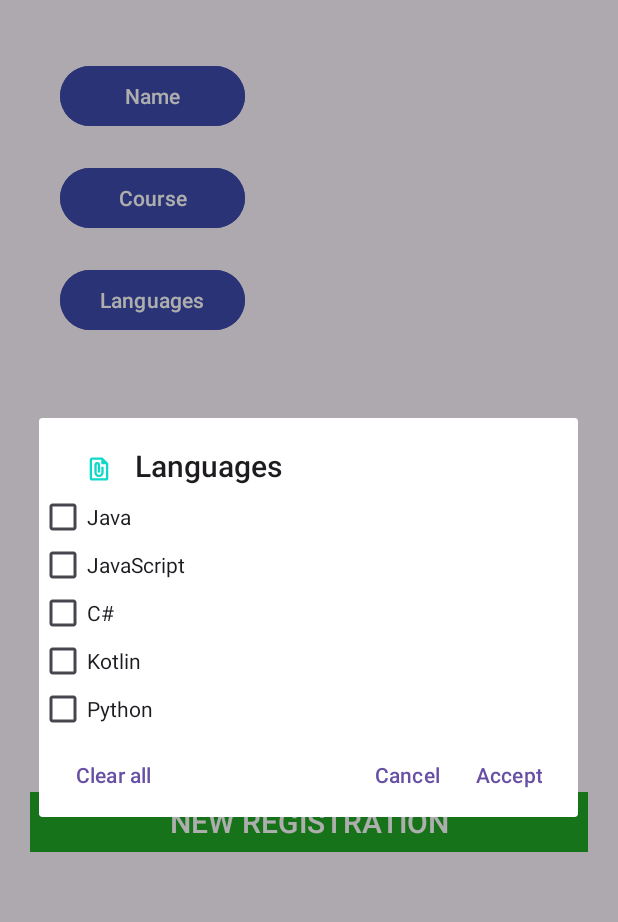
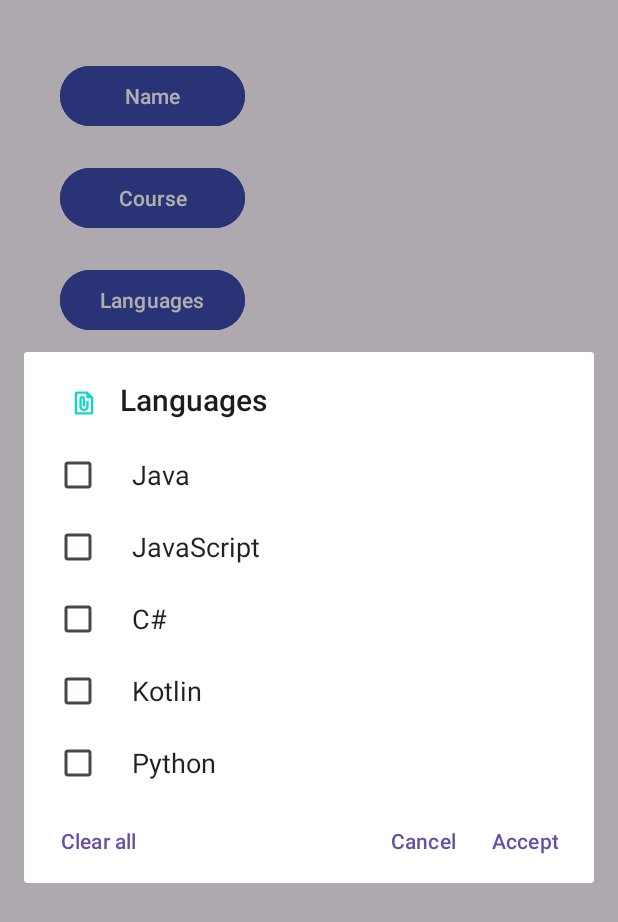
Before and after one commit to JaimeAmuedoJAH/Ficha_personal, an Android app: the screen it shows after launch (MainActivity), after a tap on "Languages", on a phone screen of 412 x 824 dp. Shown: the top 922 px of the screen. Run offline under Robolectric (Android 15) with nearby library versions, the phone set to English and light mode, and no system bars.

Commit message:
Update. Save data when change layout (portrait to landscape).

```diff
--- a/app/src/main/java/com/jah/ficha_personal/MainActivity.java
+++ b/app/src/main/java/com/jah/ficha_personal/MainActivity.java
@@ -15,6 +15,7 @@ import androidx.appcompat.app.AlertDialog;
 import androidx.appcompat.app.AppCompatActivity;
 
 import java.util.ArrayList;
+import java.util.Arrays;
 import java.util.List;
 
 public class MainActivity extends AppCompatActivity {
@@ -22,6 +23,16 @@ public class MainActivity extends AppCompatActivity {
     Button btnNewReg, btnName, btnCourse, btnLanguages;
     TextView lblName, lblCourse, lblLanguages;
     AlertDialog.Builder dialog;
+    String java;
+    String javaScript;
+    String cSharp;
+    String kotlin;
+    String python;
+
+    String[] listItems;
+    boolean[] checkedItems;
+    String[] listCourse;
+    int[] checked;
 
 
     @Override
@@ -38,61 +49,81 @@ public class MainActivity extends AppCompatActivity {
         lblCourse = findViewById(R.id.lblCourse);
         lblLanguages = findViewById(R.id.lblLanguages);
 
+        java = getString(R.string.btnLanguageDialogcb1);
+        javaScript = getString(R.string.btnLanguageDialogcb2);
+        cSharp = getString(R.string.btnLanguageDialogcb3);
+        kotlin = getString(R.string.btnLanguageDialogcb4);
+        python = getString(R.string.btnLanguageDialogcb5);
+        listItems = new String[] {java, javaScript, cSharp, kotlin, python};
+        checkedItems = new boolean[listItems.length];
+
+        String DAM = getString(R.string.btnCourseDialogButtons1);
+        String DAW = getString(R.string.btnCourseDialogButtons2);
+        String ASIR = getString(R.string.btnCourseDialogButtons3);
+        listCourse = new String[]{DAM, DAW, ASIR};
+        checked = new int[]{-1};
+
         btnNewReg.setOnClickListener(view -> createDialogReg());
         btnName.setOnClickListener(view -> createDialogName());
         btnCourse.setOnClickListener(view -> createDialogCourse());
         btnLanguages.setOnClickListener(view -> createDialogLanguages());
 
+        if (savedInstanceState != null) {
+            String name = savedInstanceState.getString(getString(R.string.btnName));
+            String course = savedInstanceState.getString(getString(R.string.btnCourse));
+            String languages = savedInstanceState.getString(getString(R.string.btnLanguage));
+
+            lblName.setText(name);
+            lblCourse.setText(course);
+            lblLanguages.setText(languages);
+            checkedItems = savedInstanceState.getBooleanArray("checkedItems");
+            listCourse = savedInstanceState.getStringArray("listCourse");
+            checked = savedInstanceState.getIntArray("checked");
+        }
+
+    }
+    @Override
+    protected void onSaveInstanceState(Bundle outState) {
+        super.onSaveInstanceState(outState);
+
+        outState.putString(getString(R.string.btnName), lblName.getText().toString());
+        outState.putString(getString(R.string.btnCourse), lblCourse.getText().toString());
+        outState.putString(getString(R.string.btnLanguage), lblLanguages.getText().toString());
+
+        outState.putBooleanArray("checkedItems", checkedItems);
+        outState.putStringArray("listCourse", listCourse);
+        outState.putIntArray("checked", checked);
     }
 
     private void createDialogLanguages() {
-        LinearLayout layout = new LinearLayout(this);
-        layout.setOrientation(LinearLayout.VERTICAL);
 
-        CheckBox cbJava = new CheckBox(this);
-        cbJava.setText(R.string.btnLanguageDialogcb1);
-        CheckBox cbJS = new CheckBox(this);
-        cbJS.setText(R.string.btnLanguageDialogcb2);
-        CheckBox cbCSharp = new CheckBox(this);
-        cbCSharp.setText(R.string.btnLanguageDialogcb3);
-        CheckBox cbKotlin = new CheckBox(this);
-        cbKotlin.setText(R.string.btnLanguageDialogcb4);
-        CheckBox cbPhyton = new CheckBox(this);
-        cbPhyton.setText(R.string.btnLanguageDialogcb5);
-
-
-        layout.addView(cbJava);
-        layout.addView(cbJS);
-        layout.addView(cbCSharp);
-        layout.addView(cbKotlin);
-        layout.addView(cbPhyton);
         dialog = new AlertDialog.Builder(this);
 
         dialog.setCancelable(false)
                 .setIcon(R.drawable.ic_launcher_foreground)
                 .setTitle(R.string.btnLanguage)
-                .setView(layout)
+                .setMultiChoiceItems(listItems, checkedItems, (dialog, which, isChecked) -> {
+                    checkedItems[which] = isChecked;
+                })
                 .setNeutralButton(R.string.btnDialogNeutral, (dialogInterface, i) -> {
-                    cbJava.setChecked(false);
-                    cbJS.setChecked(false);
-                    cbCSharp.setChecked(false);
-                    cbKotlin.setChecked(false);
-                    cbPhyton.setChecked(false);
+                    Arrays.fill(checkedItems, false);
+                    lblLanguages.setText("");
                 })
-                .setNegativeButton(R.string.btnDialogNegative, null)
+                .setNegativeButton(R.string.btnDialogNegative, (dialogInterface, i) -> {
+                    for(int ind = 0;ind < checkedItems.length;ind++){
+                        if(lblLanguages.getText().toString().contains(listItems[ind]))
+                            checkedItems[ind] = true;
+                        else
+                            checkedItems[ind] = false;
+                    }
+                })
                 .setPositiveButton(R.string.btnDialogPositive, (dialogInterface, i) -> {
                     String str = "";
-                    if(cbJava.isChecked())
-                        str += cbJava.getText().toString() + "\n";
-                    if(cbJS.isChecked())
-                        str += cbJS.getText().toString() + "\n";
-                    if(cbCSharp.isChecked())
-                        str += cbCSharp.getText().toString() + "\n";
-                    if(cbKotlin.isChecked())
-                        str += cbKotlin.getText().toString() + "\n";
-                    if(cbPhyton.isChecked())
-                        str += cbPhyton.getText().toString() + "\n";
-
+                    for (int ind = 0; ind < checkedItems.length; ind++) {
+                        if (checkedItems[ind]) {
+                            str += listItems[ind] + "\n";
+                        }
+                    }
                     lblLanguages.setText(str);
                 })
                 .create()
@@ -100,30 +131,18 @@ public class MainActivity extends AppCompatActivity {
     }
 
     private void createDialogCourse() {
-        RadioGroup rgCourse = new RadioGroup(this);
-        RadioButton rbDAM = new RadioButton(this);
-        rbDAM.setText(R.string.btnCourseDialogButtons1);
-        RadioButton rbDAW= new RadioButton(this);
-        rbDAW.setText(R.string.btnCourseDialogButtons2);
-        RadioButton rbASIR = new RadioButton(this);
-        rbASIR.setText(R.string.btnCourseDialogButtons3);
-
-        rgCourse.addView(rbDAM);
-        rgCourse.addView(rbDAW);
-        rgCourse.addView(rbASIR);
-
         dialog = new AlertDialog.Builder(this);
 
         dialog.setCancelable(false)
                 .setIcon(R.drawable.ic_launcher_foreground)
                 .setTitle(R.string.btnCourseDialog)
-                .setView(rgCourse)
+                .setSingleChoiceItems(listCourse, checked[0], (dialog, which) -> {
+                    checked[0] = which;
+                })
                 .setNegativeButton(R.string.btnDialogNegative, null)
                 .setPositiveButton(R.string.btnDialogPositive, (dialogInterface, i) -> {
-                    int selectedId = rgCourse.getCheckedRadioButtonId();
-                    RadioButton selected = rgCourse.findViewById(selectedId);
 
-                    String selectedText = selected.getText().toString();
+                    String selectedText = listCourse[checked[0]];
                     lblCourse.setText(selectedText);
                 })
                 .create()
```
